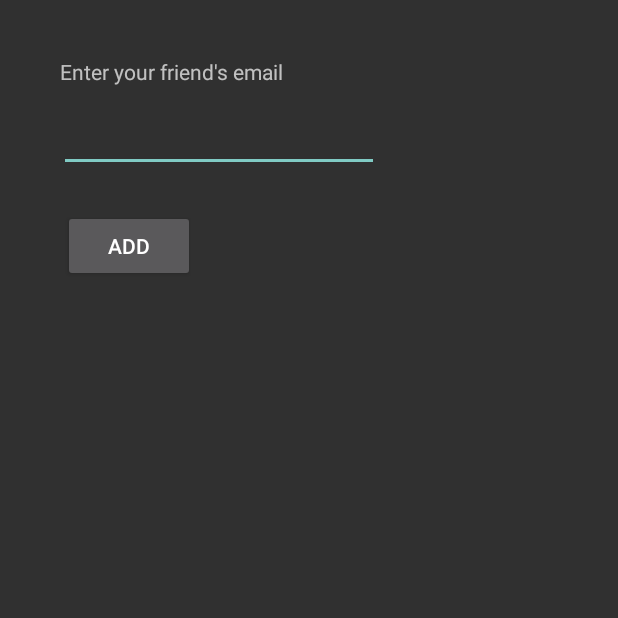
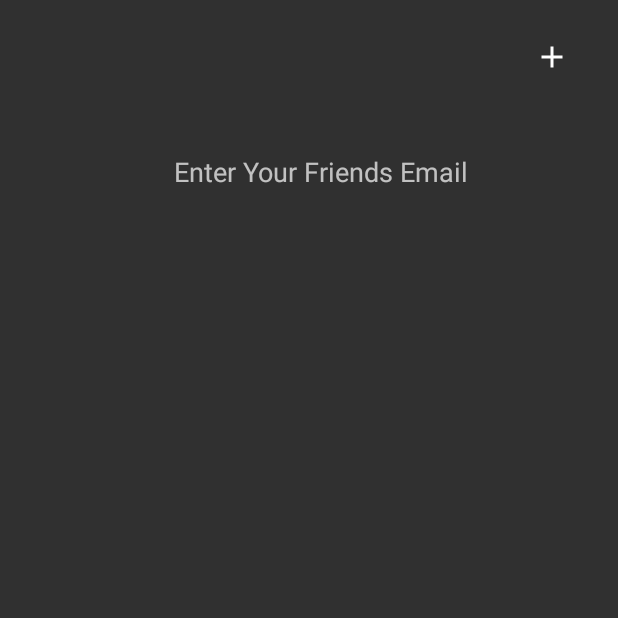
Before and after one commit to IreniR/SOFE4640Project, an Android app: the addFriendPage screen opened directly, with no data from a screen before it, on a phone screen of 412 x 824 dp, the top half of it. Run offline under Robolectric (Android 15) with nearby library versions, the phone set to English and light mode, and no system bars; our stand-ins replace Firebase (no records; nobody signed in at launch, a user with empty details on screens opened directly).

Commit message:
fixed found on null pointer exception

```diff
--- a/app/build.gradle
+++ b/app/build.gradle
@@ -49,5 +49,6 @@ dependencies {
     implementation 'com.google.android.gms:play-services-auth:19.2.0'
     implementation 'com.shobhitpuri.custombuttons:google-signin:1.0.0'
     implementation 'com.google.firebase:firebase-firestore'
-
+    implementation 'com.google.firebase:firebase-firestore:17.0.4'
+    implementation 'com.google.firebase:firebase-core:16.0.1'
 }
--- a/app/src/main/java/com/example/sofe4640ucourseproject/HomePage.java
+++ b/app/src/main/java/com/example/sofe4640ucourseproject/HomePage.java
@@ -57,13 +57,15 @@ public class HomePage extends AppCompatActivity {
                 if (task.isSuccessful()) {
 
                     Map<String, Object> map = task.getResult().getData();
-                    for (Map.Entry<String, Object> entry : map.entrySet()) {
-                        list.add(entry.getKey());
 
+                    if(map != null){
+                        for (Map.Entry<String, Object> entry : map.entrySet()) {
+                            list.add(entry.getKey());
 
-                        Log.d("TAG", entry.getKey());
+                            Log.d("TAG", entry.getKey());
+                        }
+                        //Do what you want to do with your list
                     }
-                    //Do what you want to do with your list
                 }else{
                     System.out.println("Task was unsuccessful");
                 }
@@ -72,9 +74,6 @@ public class HomePage extends AppCompatActivity {
                 setupView(stockArr);
             }
         });
-
-
-
 
         addUser = (ImageButton) findViewById(R.id.addUserButton);
         //addUser.findViewById(R.id.addUserButton);
--- a/app/src/main/java/com/example/sofe4640ucourseproject/addFriendPage.java
+++ b/app/src/main/java/com/example/sofe4640ucourseproject/addFriendPage.java
@@ -2,18 +2,12 @@ package com.example.sofe4640ucourseproject;
 
 import android.content.Intent;
 import android.os.Bundle;
-import android.util.Log;
 import android.view.View;
 import android.widget.Button;
 import android.widget.EditText;
-import android.widget.TextView;
+import android.widget.ImageButton;
 import android.widget.Toast;
-
-import androidx.annotation.NonNull;
 import androidx.appcompat.app.AppCompatActivity;
-
-import com.google.android.gms.tasks.OnFailureListener;
-import com.google.android.gms.tasks.OnSuccessListener;
 import com.google.firebase.auth.FirebaseAuth;
 import com.google.firebase.auth.FirebaseUser;
 import com.google.firebase.database.DataSnapshot;
@@ -22,18 +16,15 @@ import com.google.firebase.database.DatabaseReference;
 import com.google.firebase.database.FirebaseDatabase;
 import com.google.firebase.database.Query;
 import com.google.firebase.database.ValueEventListener;
-import com.google.firebase.firestore.DocumentReference;
 import com.google.firebase.firestore.FirebaseFirestore;
 import com.google.firebase.firestore.SetOptions;
 
 import java.util.HashMap;
 import java.util.Map;
 
-import static android.content.ContentValues.TAG;
-
 public class addFriendPage extends AppCompatActivity {
 
-    Button addFriend;
+    ImageButton addFriend;
     EditText searchFriend;
     String token;
     private FirebaseAuth mAuth;
--- /dev/null
+++ b/app/src/main/res/drawable/ic_settings.xml
@@ -0,0 +1,6 @@
+<?xml version="1.0" encoding="utf-8"?>
+<vector android:alpha="0.60" android:height="24dp"
+    android:viewportHeight="24.0" android:viewportWidth="24.0"
+    android:width="24dp" xmlns:android="http://schemas.android.com/apk/res/android">
+    <path android:fillColor="@color/white" android:pathData="M19.43,12.98c0.04,-0.32 0.07,-0.64 0.07,-0.98s-0.03,-0.66 -0.07,-0.98l2.11,-1.65c0.19,-0.15 0.24,-0.42 0.12,-0.64l-2,-3.46c-0.12,-0.22 -0.39,-0.3 -0.61,-0.22l-2.49,1c-0.52,-0.4 -1.08,-0.73 -1.69,-0.98l-0.38,-2.65C14.46,2.18 14.25,2 14,2h-4c-0.25,0 -0.46,0.18 -0.49,0.42l-0.38,2.65c-0.61,0.25 -1.17,0.59 -1.69,0.98l-2.49,-1c-0.23,-0.09 -0.49,0 -0.61,0.22l-2,3.46c-0.13,0.22 -0.07,0.49 0.12,0.64l2.11,1.65c-0.04,0.32 -0.07,0.65 -0.07,0.98s0.03,0.66 0.07,0.98l-2.11,1.65c-0.19,0.15 -0.24,0.42 -0.12,0.64l2,3.46c0.12,0.22 0.39,0.3 0.61,0.22l2.49,-1c0.52,0.4 1.08,0.73 1.69,0.98l0.38,2.65c0.03,0.24 0.24,0.42 0.49,0.42h4c0.25,0 0.46,-0.18 0.49,-0.42l0.38,-2.65c0.61,-0.25 1.17,-0.59 1.69,-0.98l2.49,1c0.23,0.09 0.49,0 0.61,-0.22l2,-3.46c0.12,-0.22 0.07,-0.49 -0.12,-0.64l-2.11,-1.65zM12,15.5c-1.93,0 -3.5,-1.57 -3.5,-3.5s1.57,-3.5 3.5,-3.5 3.5,1.57 3.5,3.5 -1.57,3.5 -3.5,3.5z"/>
+</vector>
--- a/app/src/main/res/layout/addfriendpage.xml
+++ b/app/src/main/res/layout/addfriendpage.xml
@@ -5,41 +5,28 @@
     android:layout_width="match_parent"
     android:layout_height="match_parent">
 
-    <TextView
-        android:id="@+id/textView"
-        android:layout_width="wrap_content"
-        android:layout_height="wrap_content"
+    <EditText
+        android:id="@+id/friendEmail"
+        android:layout_width="348dp"
+        android:layout_height="41dp"
         android:layout_marginStart="39dp"
-        android:layout_marginTop="38dp"
-        android:layout_marginEnd="222dp"
-        android:text="Enter your friend's email"
-        app:layout_constraintEnd_toEndOf="parent"
+        android:layout_marginTop="96dp"
+        android:backgroundTint="#00FFFFFF"
+        android:ems="10"
+        android:hint="@string/enterFriendsEmailDesc"
+        android:inputType="textEmailAddress"
+        android:textAlignment="center"
         app:layout_constraintStart_toStartOf="parent"
         app:layout_constraintTop_toTopOf="parent" />
 
-    <EditText
-        android:id="@+id/friendEmail"
-        android:layout_width="wrap_content"
-        android:layout_height="wrap_content"
-        android:layout_marginStart="39dp"
-        android:layout_marginTop="12dp"
-        android:layout_marginEnd="162dp"
-        android:ems="10"
-        android:inputType="textEmailAddress"
-        app:layout_constraintEnd_toEndOf="parent"
-        app:layout_constraintHorizontal_bias="0.0"
-        app:layout_constraintStart_toStartOf="parent"
-        app:layout_constraintTop_toBottomOf="@+id/textView" />
-
-    <Button
+    <ImageButton
         android:id="@+id/veriFriendButton"
         android:layout_width="wrap_content"
         android:layout_height="wrap_content"
-        android:layout_marginStart="41dp"
-        android:layout_marginTop="25dp"
-        android:layout_marginEnd="282dp"
-        android:text="Add"
-        app:layout_constraintEnd_toEndOf="parent"
+        android:layout_marginStart="344dp"
+        android:layout_marginTop="16dp"
+        android:backgroundTint="#00FFFFFF"
+        android:src="@drawable/ic_add"
         app:layout_constraintStart_toStartOf="parent"
-        app:layout_constraintTop_toBottomOf="@+id/friendEmail" />
+        app:layout_constraintTop_toTopOf="parent" />
 </androidx.constraintlayout.widget.ConstraintLayout>
--- a/app/src/main/res/layout/home_page.xml
+++ b/app/src/main/res/layout/home_page.xml
@@ -31,7 +31,9 @@
         android:id="@+id/recyclerView_friends"
         android:layout_width="match_parent"
         android:layout_height="wrap_content"
+        android:layout_marginTop="24dp"
         app:layout_constraintEnd_toEndOf="parent"
+        app:layout_constraintHorizontal_bias="0.0"
         app:layout_constraintStart_toStartOf="parent"
         app:layout_constraintTop_toBottomOf="@+id/logout_btn" />
 
@@ -41,6 +43,7 @@
         android:layout_height="wrap_content"
         android:layout_marginEnd="16dp"
         android:layout_marginBottom="16dp"
+        android:backgroundTint="#00FFFFFF"
         android:src="@drawable/ic_add"
         app:layout_constraintBottom_toBottomOf="parent"
         app:layout_constraintEnd_toEndOf="parent" />
--- a/app/src/main/res/values/strings.xml
+++ b/app/src/main/res/values/strings.xml
@@ -16,6 +16,7 @@
     <string name="forgot_password_title">Forgot Password</string>
     <string name="resetPasswordText">Reset Password</string>
     <string name="reset_desc">We will send a link to your email to reset your password</string>
+    <string name="enterFriendsEmailDesc">Enter Your Friends Email</string>
     <string-array name="user_image">
         <item>Default</item>
     </string-array>
```
